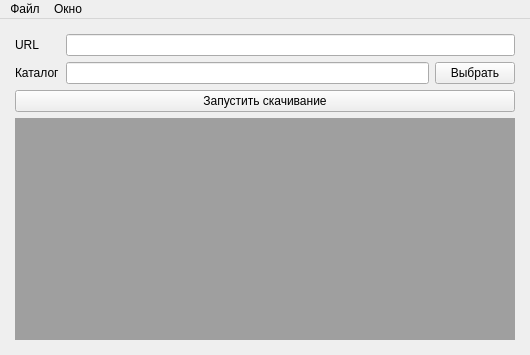
First picture: the form in ui/main.ui, repository fabrikant/akniga-grabber, before the edit.
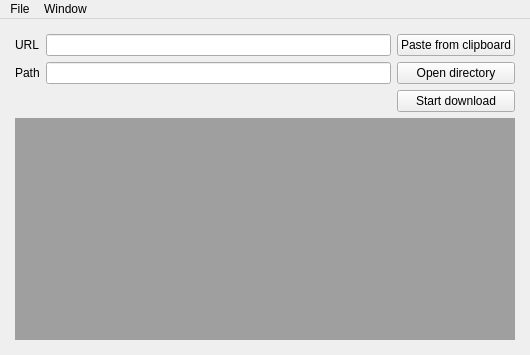
Second picture: the form after the edit. Icons and pictures are not drawn.

```diff
--- a/ui/main.ui
+++ b/ui/main.ui
@@ -40,17 +40,30 @@
         <property name="horizontalSpacing">
          <number>6</number>
         </property>
-        <item row="3" column="0" colspan="3">
-         <widget class="QPushButton" name="buttonDownload">
+        <item row="3" column="0">
+         <widget class="QLabel" name="labelPath">
           <property name="text">
-           <string>Запустить скачивание</string>
+           <string>Path</string>
           </property>
          </widget>
         </item>
-        <item row="2" column="2">
+        <item row="4" column="0" colspan="2">
+         <spacer name="horizontalSpacer">
+          <property name="orientation">
+           <enum>Qt::Horizontal</enum>
+          </property>
+          <property name="sizeHint" stdset="0">
+           <size>
+            <width>40</width>
+            <height>20</height>
+           </size>
+          </property>
+         </spacer>
+        </item>
+        <item row="3" column="2">
          <widget class="QPushButton" name="buttonOpenPath">
           <property name="text">
-           <string>Выбрать</string>
+           <string>Open directory</string>
           </property>
           <property name="icon">
            <iconset theme="Open">
@@ -58,6 +71,13 @@
           </property>
          </widget>
         </item>
+        <item row="4" column="2">
+         <widget class="QPushButton" name="buttonDownload">
+          <property name="text">
+           <string>Start download</string>
+          </property>
+         </widget>
+        </item>
         <item row="0" column="0">
          <widget class="QLabel" name="labelURL">
           <property name="text">
@@ -65,16 +85,16 @@
           </property>
          </widget>
         </item>
-        <item row="0" column="1" colspan="2">
-         <widget class="QLineEdit" name="lineURL"/>
-        </item>
-        <item row="2" column="1">
+        <item row="3" column="1">
          <widget class="QLineEdit" name="linePath"/>
         </item>
-        <item row="2" column="0">
-         <widget class="QLabel" name="labelPath">
+        <item row="0" column="1">
+         <widget class="QLineEdit" name="lineURL"/>
+        </item>
+        <item row="0" column="2">
+         <widget class="QPushButton" name="buttonPaste">
           <property name="text">
-           <string>Каталог</string>
+           <string>Paste from clipboard</string>
           </property>
          </widget>
         </item>
@@ -96,21 +116,21 @@
      <height>20</height>
     </rect>
    </property>
-   <widget class="QMenu" name="menu">
+   <widget class="QMenu" name="File">
     <property name="title">
-     <string>Файл</string>
+     <string>File</string>
     </property>
     <addaction name="actionExit"/>
    </widget>
-   <widget class="QMenu" name="menu_2">
+   <widget class="QMenu" name="Window">
     <property name="title">
-     <string>Окно</string>
+     <string>Window</string>
     </property>
     <addaction name="actionCascade"/>
     <addaction name="actionTile"/>
    </widget>
-   <addaction name="menu"/>
-   <addaction name="menu_2"/>
+   <addaction name="File"/>
+   <addaction name="Window"/>
   </widget>
   <action name="actionExit">
    <property name="text">
```
Left out of the diff: 92 changed lines with no effect on the pictures.
